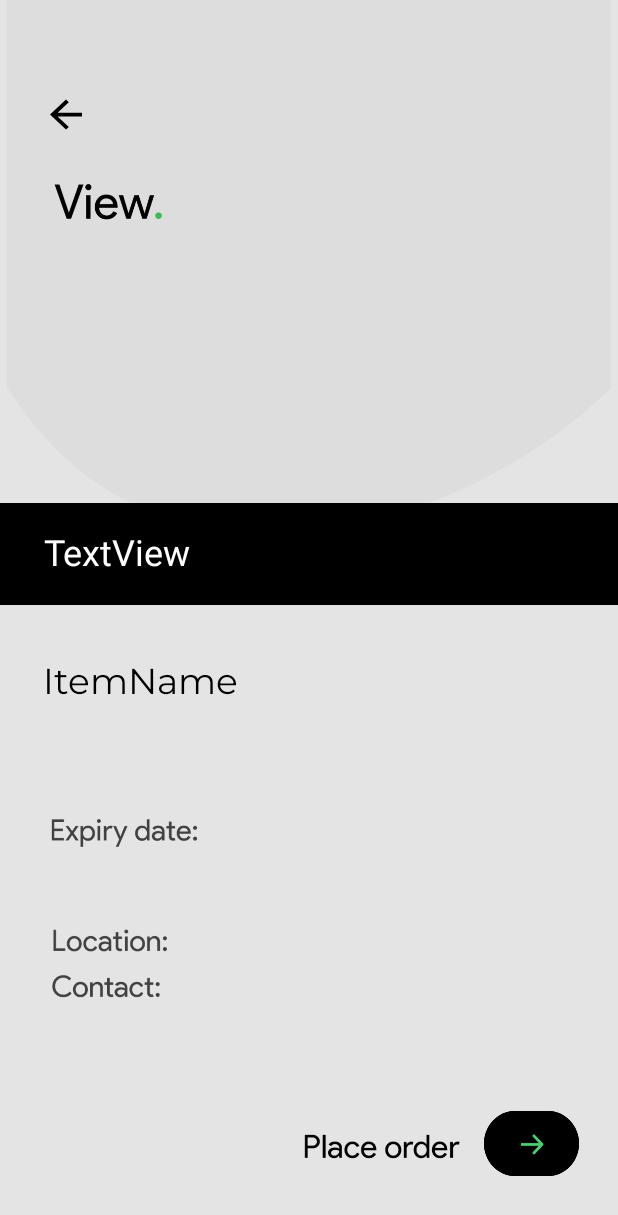
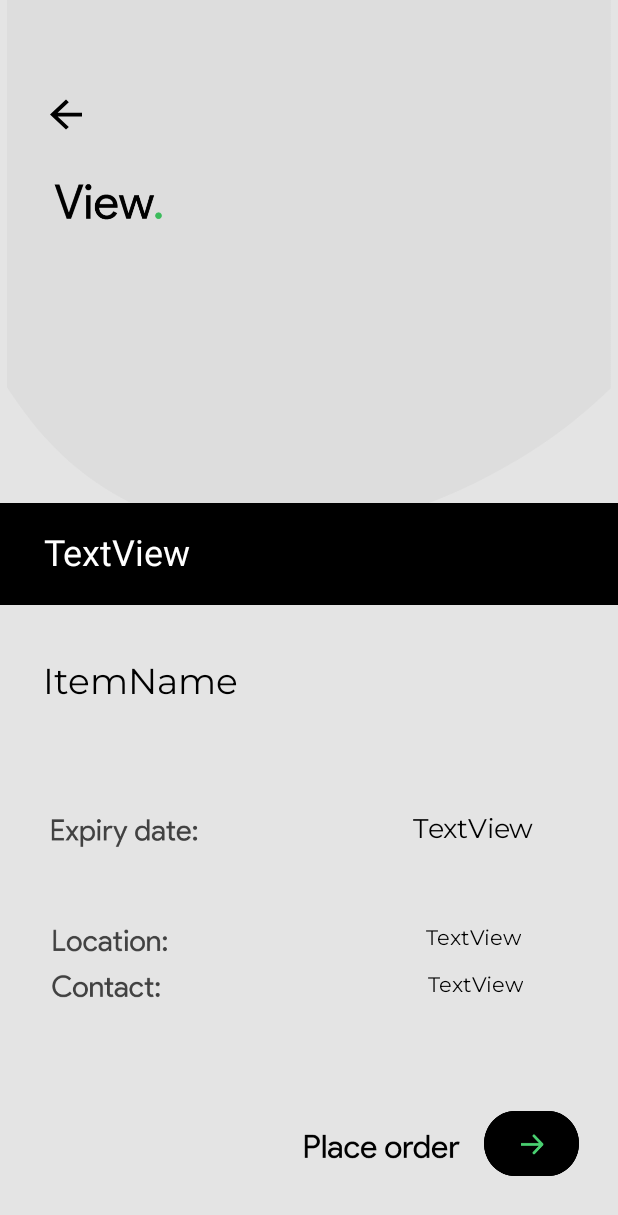
Before and after one commit to roshomon22/Foodxapp, an Android app: the layout activity_view.xml on its own in the app's theme, with its tools: preview values and no code run, on a phone screen of 412 x 824 dp. Shown: the top 1215 px of the screen. Run offline under Robolectric (Android 15) with nearby library versions, the phone set to English and light mode, and no system bars.

```diff
--- a/app/src/main/java/com/example/foodx/MainMenuActivity.java
+++ b/app/src/main/java/com/example/foodx/MainMenuActivity.java
@@ -103,7 +103,7 @@ public class MainMenuActivity extends AppCompatActivity {
 //
 //            @Override
 //            public void onDataChange(DataSnapshot dataSnapshot) {
-//                    User user = dataSnapshot.getValue(User.class);
+//                   User user = dataSnapshot.getValue(User.class);
 //                    System.out.println(user.location);
 //
 //            }
--- a/app/src/main/java/com/example/foodx/MyAdapter.java
+++ b/app/src/main/java/com/example/foodx/MyAdapter.java
@@ -51,6 +51,9 @@ public class MyAdapter extends RecyclerView.Adapter<MyAdapter.MyViewHolder>{
                 Intent intent =new Intent(context, ViewActivity.class);
                 intent.putExtra("itemName",temp.getItemName());
                 intent.putExtra("Location",temp.getLocation());
+                intent.putExtra("UserID",temp.getUserID());
+                intent.putExtra("Number",temp.getContactNumber());
+                intent.putExtra("Expiry",temp.getExpiryDate());
                 intent.setFlags(Intent.FLAG_ACTIVITY_NEW_TASK);
                 context.startActivity(intent);
 
--- a/app/src/main/java/com/example/foodx/ViewActivity.java
+++ b/app/src/main/java/com/example/foodx/ViewActivity.java
@@ -11,14 +11,25 @@ import android.widget.TextView;
 public class ViewActivity extends AppCompatActivity {
     private Button back_button ;
 
-    TextView tv1,tv2;
+    TextView tv1,tv2,tv3,tv4,tv5;
 
     @Override
     protected void onCreate(Bundle savedInstanceState) {
         super.onCreate(savedInstanceState);
         setContentView(R.layout.activity_view);
         tv1=(TextView)findViewById(R.id.textView);
+        tv2=(TextView)findViewById(R.id.textView3);
+        tv3=(TextView)findViewById(R.id.textView4);
+        tv4=(TextView)findViewById(R.id.textView2);
+        tv5=(TextView)findViewById(R.id.textView5);
         tv1.setText(getIntent().getStringExtra("itemName"));
+        tv2.setText(getIntent().getStringExtra("Location"));
+        tv3.setText(getIntent().getStringExtra("Number"));
+        tv4.setText(getIntent().getStringExtra("UserID"));
+        tv5.setText(getIntent().getStringExtra("Expiry"));
+
+
+
 
 
 
--- a/app/src/main/res/layout/activity_view.xml
+++ b/app/src/main/res/layout/activity_view.xml
@@ -135,4 +135,50 @@
         app:layout_constraintTop_toTopOf="parent"
         app:layout_constraintVertical_bias="0.444"
         tools:fontFamily="@font/montserrat" />
+
+    <TextView
+        android:id="@+id/textView3"
+        android:layout_width="wrap_content"
+        android:layout_height="wrap_content"
+        android:layout_marginBottom="1dp"
+        android:fontFamily="@font/montserrat"
+        android:text="TextView"
+        android:textColor="@color/design_default_color_on_secondary"
+        app:layout_constraintBottom_toBottomOf="parent"
+        app:layout_constraintEnd_toEndOf="parent"
+        app:layout_constraintHorizontal_bias="0.815"
+        app:layout_constraintStart_toStartOf="parent"
+        app:layout_constraintTop_toTopOf="parent"
+        app:layout_constraintVertical_bias="0.768" />
+
+    <TextView
+        android:id="@+id/textView5"
+        android:layout_width="wrap_content"
+        android:layout_height="wrap_content"
+        android:layout_marginBottom="1dp"
+        android:fontFamily="@font/montserrat"
+        android:text="TextView"
+        android:textColor="@color/design_default_color_on_secondary"
+        android:textSize="18sp"
+        app:layout_constraintBottom_toBottomOf="parent"
+        app:layout_constraintEnd_toEndOf="parent"
+        app:layout_constraintHorizontal_bias="0.831"
+        app:layout_constraintStart_toStartOf="parent"
+        app:layout_constraintTop_toTopOf="parent"
+        app:layout_constraintVertical_bias="0.679" />
+
+    <TextView
+        android:id="@+id/textView4"
+        android:layout_width="wrap_content"
+        android:layout_height="wrap_content"
+        android:layout_marginTop="6dp"
+        android:fontFamily="@font/montserrat"
+        android:text="TextView"
+        android:textColor="@color/design_default_color_on_secondary"
+        app:layout_constraintBottom_toBottomOf="parent"
+        app:layout_constraintEnd_toEndOf="parent"
+        app:layout_constraintHorizontal_bias="0.818"
+        app:layout_constraintStart_toStartOf="parent"
+        app:layout_constraintTop_toTopOf="parent"
+        app:layout_constraintVertical_bias="0.804" />
 </androidx.constraintlayout.widget.ConstraintLayout>
```
